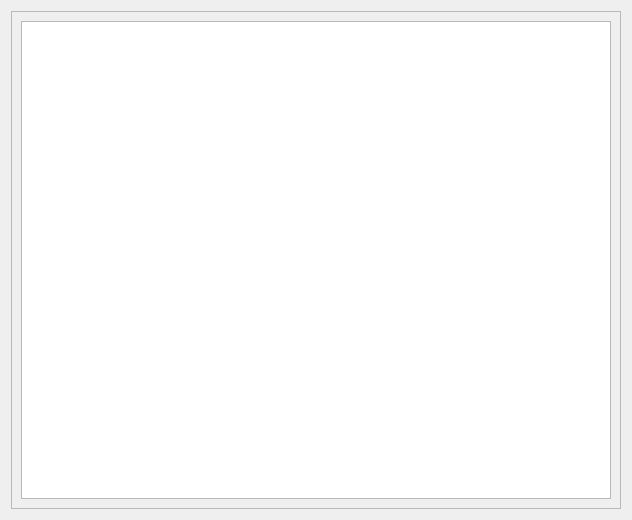
First picture: the form in vet/vetclient/src/ui/admin_pannel.ui, repository Painted-Black/BMSTU-DB-CourseWork, before the edit.
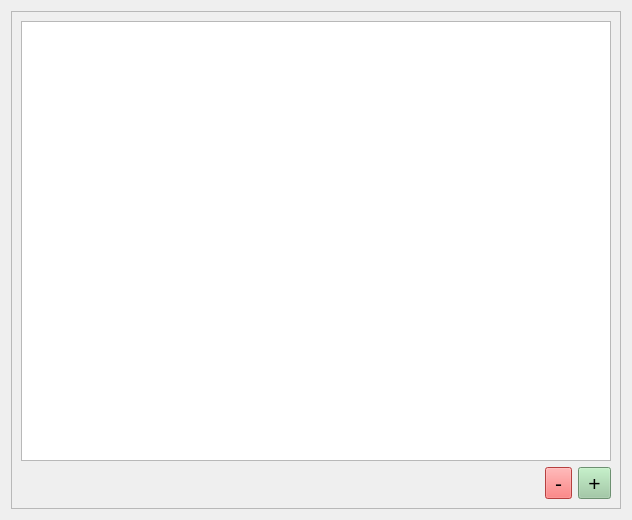
Second picture: the form after the edit.

```diff
--- a/vet/vetclient/src/ui/admin_pannel.ui
+++ b/vet/vetclient/src/ui/admin_pannel.ui
@@ -13,8 +13,8 @@
   <property name="windowTitle">
    <string>Form</string>
   </property>
-  <layout class="QHBoxLayout" name="horizontalLayout">
-   <item>
+  <layout class="QGridLayout" name="gridLayout">
+   <item row="0" column="0">
     <widget class="QScrollArea" name="scrollArea">
      <property name="widgetResizable">
       <bool>true</bool>
@@ -42,6 +42,931 @@
          </property>
         </widget>
        </item>
+       <item>
+        <layout class="QHBoxLayout" name="horizontalLayout_2">
+         <item>
+          <spacer name="horizontalSpacer">
+           <property name="orientation">
+            <enum>Qt::Horizontal</enum>
+           </property>
+           <property name="sizeHint" stdset="0">
+            <size>
+             <width>40</width>
+             <height>20</height>
+            </size>
+           </property>
+          </spacer>
+         </item>
+         <item>
+          <widget class="QToolButton" name="delete_toolButton">
+           <property name="palette">
+            <palette>
+             <active>
+              <colorrole role="WindowText">
+               <brush brushstyle="SolidPattern">
+                <color alpha="255">
+                 <red>0</red>
+                 <green>0</green>
+                 <blue>0</blue>
+                </color>
+               </brush>
+              </colorrole>
+              <colorrole role="Button">
+               <brush brushstyle="SolidPattern">
+                <color alpha="255">
+                 <red>255</red>
+                 <green>88</green>
+                 <blue>88</blue>
+                </color>
+               </brush>
+              </colorrole>
+              <colorrole role="Light">
+               <brush brushstyle="SolidPattern">
+                <color alpha="255">
+                 <red>255</red>
+                 <green>216</green>
+                 <blue>216</blue>
+                </color>
+               </brush>
+              </colorrole>
+              <colorrole role="Midlight">
+               <brush brushstyle="SolidPattern">
+                <color alpha="255">
+                 <red>255</red>
+                 <green>152</green>
+                 <blue>152</blue>
+                </color>
+               </brush>
+              </colorrole>
+              <colorrole role="Dark">
+               <brush brushstyle="SolidPattern">
+                <color alpha="255">
+                 <red>127</red>
+                 <green>44</green>
+                 <blue>44</blue>
+                </color>
+               </brush>
+              </colorrole>
+              <colorrole role="Mid">
+               <brush brushstyle="SolidPattern">
+                <color alpha="255">
+                 <red>170</red>
+                 <green>58</green>
+                 <blue>58</blue>
+                </color>
+               </brush>
+              </colorrole>
+              <colorrole role="Text">
+               <brush brushstyle="SolidPattern">
+                <color alpha="255">
+                 <red>0</red>
+                 <green>0</green>
+                 <blue>0</blue>
+                </color>
+               </brush>
+              </colorrole>
+              <colorrole role="BrightText">
+               <brush brushstyle="SolidPattern">
+                <color alpha="255">
+                 <red>255</red>
+                 <green>255</green>
+                 <blue>255</blue>
+                </color>
+               </brush>
+              </colorrole>
+              <colorrole role="ButtonText">
+               <brush brushstyle="SolidPattern">
+                <color alpha="255">
+                 <red>0</red>
+                 <green>0</green>
+                 <blue>0</blue>
+                </color>
+               </brush>
+              </colorrole>
+              <colorrole role="Base">
+               <brush brushstyle="SolidPattern">
+                <color alpha="255">
+                 <red>255</red>
+                 <green>255</green>
+                 <blue>255</blue>
+                </color>
+               </brush>
+              </colorrole>
+              <colorrole role="Window">
+               <brush brushstyle="SolidPattern">
+                <color alpha="255">
+                 <red>255</red>
+                 <green>88</green>
+                 <blue>88</blue>
+                </color>
+               </brush>
+              </colorrole>
+              <colorrole role="Shadow">
+               <brush brushstyle="SolidPattern">
+                <color alpha="255">
+                 <red>0</red>
+                 <green>0</green>
+                 <blue>0</blue>
+                </color>
+               </brush>
+              </colorrole>
+              <colorrole role="AlternateBase">
+               <brush brushstyle="SolidPattern">
+                <color alpha="255">
+                 <red>255</red>
+                 <green>171</green>
+                 <blue>171</blue>
+                </color>
+               </brush>
+              </colorrole>
+              <colorrole role="ToolTipBase">
+               <brush brushstyle="SolidPattern">
+                <color alpha="255">
+                 <red>255</red>
+                 <green>255</green>
+                 <blue>220</blue>
+                </color>
+               </brush>
+              </colorrole>
+              <colorrole role="ToolTipText">
+               <brush brushstyle="SolidPattern">
+                <color alpha="255">
+                 <red>0</red>
+                 <green>0</green>
+                 <blue>0</blue>
+                </color>
+               </brush>
+              </colorrole>
+              <colorrole role="PlaceholderText">
+               <brush brushstyle="SolidPattern">
+                <color alpha="128">
+                 <red>0</red>
+                 <green>0</green>
+                 <blue>0</blue>
+                </color>
+               </brush>
+              </colorrole>
+             </active>
+             <inactive>
+              <colorrole role="WindowText">
+               <brush brushstyle="SolidPattern">
+                <color alpha="255">
+                 <red>0</red>
+                 <green>0</green>
+                 <blue>0</blue>
+                </color>
+               </brush>
+              </colorrole>
+              <colorrole role="Button">
+               <brush brushstyle="SolidPattern">
+                <color alpha="255">
+                 <red>255</red>
+                 <green>88</green>
+                 <blue>88</blue>
+                </color>
+               </brush>
+              </colorrole>
+              <colorrole role="Light">
+               <brush brushstyle="SolidPattern">
+                <color alpha="255">
+                 <red>255</red>
+                 <green>216</green>
+                 <blue>216</blue>
+                </color>
+               </brush>
+              </colorrole>
+              <colorrole role="Midlight">
+               <brush brushstyle="SolidPattern">
+                <color alpha="255">
+                 <red>255</red>
+                 <green>152</green>
+                 <blue>152</blue>
+                </color>
+               </brush>
+              </colorrole>
+              <colorrole role="Dark">
+               <brush brushstyle="SolidPattern">
+                <color alpha="255">
+                 <red>127</red>
+                 <green>44</green>
+                 <blue>44</blue>
+                </color>
+               </brush>
+              </colorrole>
+              <colorrole role="Mid">
+               <brush brushstyle="SolidPattern">
+                <color alpha="255">
+                 <red>170</red>
+                 <green>58</green>
+                 <blue>58</blue>
+                </color>
+               </brush>
+              </colorrole>
+              <colorrole role="Text">
+               <brush brushstyle="SolidPattern">
+                <color alpha="255">
+                 <red>0</red>
+                 <green>0</green>
+                 <blue>0</blue>
+                </color>
+               </brush>
+              </colorrole>
+              <colorrole role="BrightText">
+               <brush brushstyle="SolidPattern">
+                <color alpha="255">
+                 <red>255</red>
+                 <green>255</green>
+                 <blue>255</blue>
+                </color>
+               </brush>
+              </colorrole>
+              <colorrole role="ButtonText">
+               <brush brushstyle="SolidPattern">
+                <color alpha="255">
+                 <red>0</red>
+                 <green>0</green>
+                 <blue>0</blue>
+                </color>
+               </brush>
+              </colorrole>
+              <colorrole role="Base">
+               <brush brushstyle="SolidPattern">
+                <color alpha="255">
+                 <red>255</red>
+                 <green>255</green>
+                 <blue>255</blue>
+                </color>
+               </brush>
+              </colorrole>
+              <colorrole role="Window">
+               <brush brushstyle="SolidPattern">
+                <color alpha="255">
+                 <red>255</red>
+                 <green>88</green>
+                 <blue>88</blue>
+                </color>
+               </brush>
+              </colorrole>
+              <colorrole role="Shadow">
+               <brush brushstyle="SolidPattern">
+                <color alpha="255">
+                 <red>0</red>
+                 <green>0</green>
+                 <blue>0</blue>
+                </color>
+               </brush>
+              </colorrole>
+              <colorrole role="AlternateBase">
+               <brush brushstyle="SolidPattern">
+                <color alpha="255">
+                 <red>255</red>
+                 <green>171</green>
+                 <blue>171</blue>
+                </color>
+               </brush>
+              </colorrole>
+              <colorrole role="ToolTipBase">
+               <brush brushstyle="SolidPattern">
+                <color alpha="255">
+                 <red>255</red>
+                 <green>255</green>
+                 <blue>220</blue>
+                </color>
+               </brush>
+              </colorrole>
+              <colorrole role="ToolTipText">
+               <brush brushstyle="SolidPattern">
+                <color alpha="255">
+                 <red>0</red>
+                 <green>0</green>
+                 <blue>0</blue>
+                </color>
+               </brush>
+              </colorrole>
+              <colorrole role="PlaceholderText">
+               <brush brushstyle="SolidPattern">
+                <color alpha="128">
+                 <red>0</red>
+                 <green>0</green>
+                 <blue>0</blue>
+                </color>
+               </brush>
+              </colorrole>
+             </inactive>
+             <disabled>
+              <colorrole role="WindowText">
+               <brush brushstyle="SolidPattern">
+                <color alpha="255">
+                 <red>127</red>
+                 <green>44</green>
+                 <blue>44</blue>
+                </color>
+               </brush>
+              </colorrole>
+              <colorrole role="Button">
+               <brush brushstyle="SolidPattern">
+                <color alpha="255">
+                 <red>255</red>
+                 <green>88</green>
+                 <blue>88</blue>
+                </color>
+               </brush>
+              </colorrole>
+              <colorrole role="Light">
+               <brush brushstyle="SolidPattern">
+                <color alpha="255">
+                 <red>255</red>
+                 <green>216</green>
+                 <blue>216</blue>
+                </color>
+               </brush>
+              </colorrole>
+              <colorrole role="Midlight">
+               <brush brushstyle="SolidPattern">
+                <color alpha="255">
+                 <red>255</red>
+                 <green>152</green>
+                 <blue>152</blue>
+                </color>
+               </brush>
+              </colorrole>
+              <colorrole role="Dark">
+               <brush brushstyle="SolidPattern">
+                <color alpha="255">
+                 <red>127</red>
+                 <green>44</green>
+                 <blue>44</blue>
+                </color>
+               </brush>
+              </colorrole>
+              <colorrole role="Mid">
+               <brush brushstyle="SolidPattern">
+                <color alpha="255">
+                 <red>170</red>
+                 <green>58</green>
+                 <blue>58</blue>
+                </color>
+               </brush>
+              </colorrole>
+              <colorrole role="Text">
+               <brush brushstyle="SolidPattern">
+                <color alpha="255">
+                 <red>127</red>
+                 <green>44</green>
+                 <blue>44</blue>
+                </color>
+               </brush>
+              </colorrole>
+              <colorrole role="BrightText">
+               <brush brushstyle="SolidPattern">
+                <color alpha="255">
+                 <red>255</red>
+                 <green>255</green>
+                 <blue>255</blue>
+                </color>
+               </brush>
+              </colorrole>
+              <colorrole role="ButtonText">
+               <brush brushstyle="SolidPattern">
+                <color alpha="255">
+                 <red>127</red>
+                 <green>44</green>
+                 <blue>44</blue>
+                </color>
+               </brush>
+              </colorrole>
+              <colorrole role="Base">
+               <brush brushstyle="SolidPattern">
+                <color alpha="255">
+                 <red>255</red>
+                 <green>88</green>
+                 <blue>88</blue>
+                </color>
+               </brush>
+              </colorrole>
+              <colorrole role="Window">
+               <brush brushstyle="SolidPattern">
+                <color alpha="255">
+                 <red>255</red>
+                 <green>88</green>
+                 <blue>88</blue>
+                </color>
+               </brush>
+              </colorrole>
+              <colorrole role="Shadow">
+               <brush brushstyle="SolidPattern">
+                <color alpha="255">
+                 <red>0</red>
+                 <green>0</green>
+                 <blue>0</blue>
+                </color>
+               </brush>
+              </colorrole>
+              <colorrole role="AlternateBase">
+               <brush brushstyle="SolidPattern">
+                <color alpha="255">
+                 <red>255</red>
+                 <green>88</green>
+                 <blue>88</blue>
+                </color>
+               </brush>
+              </colorrole>
+              <colorrole role="ToolTipBase">
+               <brush brushstyle="SolidPattern">
+                <color alpha="255">
+                 <red>255</red>
+                 <green>255</green>
+                 <blue>220</blue>
+                </color>
+               </brush>
+              </colorrole>
+              <colorrole role="ToolTipText">
+               <brush brushstyle="SolidPattern">
+                <color alpha="255">
+                 <red>0</red>
+                 <green>0</green>
+                 <blue>0</blue>
+                </color>
+               </brush>
+              </colorrole>
+              <colorrole role="PlaceholderText">
+               <brush brushstyle="SolidPattern">
+                <color alpha="128">
+                 <red>0</red>
+                 <green>0</green>
+                 <blue>0</blue>
+                </color>
+               </brush>
+              </colorrole>
+             </disabled>
+            </palette>
+           </property>
+           <property name="font">
+            <font>
+             <pointsize>16</pointsize>
+            </font>
+           </property>
+           <property name="text">
+            <string>-</string>
+           </property>
+          </widget>
+         </item>
+         <item>
+          <widget class="QToolButton" name="add_toolButton">
+           <property name="palette">
+            <palette>
+             <active>
+              <colorrole role="WindowText">
+               <brush brushstyle="SolidPattern">
+                <color alpha="255">
+                 <red>0</red>
+                 <green>0</green>
+                 <blue>0</blue>
+                </color>
+               </brush>
+              </colorrole>
+              <colorrole role="Button">
+               <brush brushstyle="SolidPattern">
+                <color alpha="255">
+                 <red>153</red>
+                 <green>201</green>
+                 <blue>158</blue>
+                </color>
+               </brush>
+              </colorrole>
+              <colorrole role="Light">
+               <brush brushstyle="SolidPattern">
+                <color alpha="255">
+                 <red>241</red>
+                 <green>255</green>
+                 <blue>243</blue>
+                </color>
+               </brush>
+              </colorrole>
+              <colorrole role="Midlight">
+               <brush brushstyle="SolidPattern">
+                <color alpha="255">
+                 <red>197</red>
+                 <green>228</green>
+                 <blue>200</blue>
+                </color>
+               </brush>
+              </colorrole>
+              <colorrole role="Dark">
+               <brush brushstyle="SolidPattern">
+                <color alpha="255">
+                 <red>76</red>
+                 <green>100</green>
+                 <blue>79</blue>
+                </color>
+               </brush>
+              </colorrole>
+              <colorrole role="Mid">
+               <brush brushstyle="SolidPattern">
+                <color alpha="255">
+                 <red>102</red>
+                 <green>134</green>
+                 <blue>105</blue>
+                </color>
+               </brush>
+              </colorrole>
+              <colorrole role="Text">
+               <brush brushstyle="SolidPattern">
+                <color alpha="255">
+                 <red>0</red>
+                 <green>0</green>
+                 <blue>0</blue>
+                </color>
+               </brush>
+              </colorrole>
+              <colorrole role="BrightText">
+               <brush brushstyle="SolidPattern">
+                <color alpha="255">
+                 <red>255</red>
+                 <green>255</green>
+                 <blue>255</blue>
+                </color>
+               </brush>
+              </colorrole>
+              <colorrole role="ButtonText">
+               <brush brushstyle="SolidPattern">
+                <color alpha="255">
+                 <red>0</red>
+                 <green>0</green>
+                 <blue>0</blue>
+                </color>
+               </brush>
+              </colorrole>
+              <colorrole role="Base">
+               <brush brushstyle="SolidPattern">
+                <color alpha="255">
+                 <red>255</red>
+                 <green>255</green>
+                 <blue>255</blue>
+                </color>
+               </brush>
+              </colorrole>
+              <colorrole role="Window">
+               <brush brushstyle="SolidPattern">
+                <color alpha="255">
+                 <red>153</red>
+                 <green>201</green>
+                 <blue>158</blue>
+                </color>
+               </brush>
+              </colorrole>
+              <colorrole role="Shadow">
+               <brush brushstyle="SolidPattern">
+                <color alpha="255">
+                 <red>0</red>
+                 <green>0</green>
+                 <blue>0</blue>
+                </color>
+               </brush>
+              </colorrole>
+              <colorrole role="AlternateBase">
+               <brush brushstyle="SolidPattern">
+                <color alpha="255">
+                 <red>204</red>
+                 <green>228</green>
+                 <blue>206</blue>
+                </color>
+               </brush>
+              </colorrole>
+              <colorrole role="ToolTipBase">
+               <brush brushstyle="SolidPattern">
+                <color alpha="255">
+                 <red>255</red>
+                 <green>255</green>
+                 <blue>220</blue>
+                </color>
+               </brush>
+              </colorrole>
+              <colorrole role="ToolTipText">
+               <brush brushstyle="SolidPattern">
+                <color alpha="255">
+                 <red>0</red>
+                 <green>0</green>
+                 <blue>0</blue>
+                </color>
+               </brush>
+              </colorrole>
+              <colorrole role="PlaceholderText">
+               <brush brushstyle="SolidPattern">
+                <color alpha="128">
+                 <red>0</red>
+                 <green>0</green>
+                 <blue>0</blue>
+                </color>
+               </brush>
+              </colorrole>
+             </active>
+             <inactive>
+              <colorrole role="WindowText">
+               <brush brushstyle="SolidPattern">
+                <color alpha="255">
+                 <red>0</red>
+                 <green>0</green>
+                 <blue>0</blue>
+                </color>
+               </brush>
+              </colorrole>
+              <colorrole role="Button">
+               <brush brushstyle="SolidPattern">
+                <color alpha="255">
+                 <red>153</red>
+                 <green>201</green>
+                 <blue>158</blue>
+                </color>
+               </brush>
+              </colorrole>
+              <colorrole role="Light">
+               <brush brushstyle="SolidPattern">
+                <color alpha="255">
+                 <red>241</red>
+                 <green>255</green>
+                 <blue>243</blue>
+                </color>
+               </brush>
+              </colorrole>
+              <colorrole role="Midlight">
+               <brush brushstyle="SolidPattern">
+                <color alpha="255">
+                 <red>197</red>
+                 <green>228</green>
+                 <blue>200</blue>
+                </color>
+               </brush>
+              </colorrole>
+              <colorrole role="Dark">
+               <brush brushstyle="SolidPattern">
+                <color alpha="255">
+                 <red>76</red>
+                 <green>100</green>
+                 <blue>79</blue>
+                </color>
+               </brush>
+              </colorrole>
+              <colorrole role="Mid">
+               <brush brushstyle="SolidPattern">
+                <color alpha="255">
+                 <red>102</red>
+                 <green>134</green>
+                 <blue>105</blue>
+                </color>
+               </brush>
+              </colorrole>
+              <colorrole role="Text">
+               <brush brushstyle="SolidPattern">
+                <color alpha="255">
+                 <red>0</red>
+                 <green>0</green>
+                 <blue>0</blue>
+                </color>
+               </brush>
+              </colorrole>
+              <colorrole role="BrightText">
+               <brush brushstyle="SolidPattern">
+                <color alpha="255">
+                 <red>255</red>
+                 <green>255</green>
+                 <blue>255</blue>
+                </color>
+               </brush>
+              </colorrole>
+              <colorrole role="ButtonText">
+               <brush brushstyle="SolidPattern">
+                <color alpha="255">
+                 <red>0</red>
+                 <green>0</green>
+                 <blue>0</blue>
+                </color>
+               </brush>
+              </colorrole>
+              <colorrole role="Base">
+               <brush brushstyle="SolidPattern">
+                <color alpha="255">
+                 <red>255</red>
+                 <green>255</green>
+                 <blue>255</blue>
+                </color>
+               </brush>
+              </colorrole>
+              <colorrole role="Window">
+               <brush brushstyle="SolidPattern">
+                <color alpha="255">
+                 <red>153</red>
+                 <green>201</green>
+                 <blue>158</blue>
+                </color>
+               </brush>
+              </colorrole>
+              <colorrole role="Shadow">
+               <brush brushstyle="SolidPattern">
+                <color alpha="255">
+                 <red>0</red>
+                 <green>0</green>
+                 <blue>0</blue>
+                </color>
+               </brush>
+              </colorrole>
+              <colorrole role="AlternateBase">
+               <brush brushstyle="SolidPattern">
+                <color alpha="255">
+                 <red>204</red>
+                 <green>228</green>
+                 <blue>206</blue>
+                </color>
+               </brush>
+              </colorrole>
+              <colorrole role="ToolTipBase">
+               <brush brushstyle="SolidPattern">
+                <color alpha="255">
+                 <red>255</red>
+                 <green>255</green>
+                 <blue>220</blue>
+                </color>
+               </brush>
+              </colorrole>
+              <colorrole role="ToolTipText">
+               <brush brushstyle="SolidPattern">
+                <color alpha="255">
+                 <red>0</red>
+                 <green>0</green>
+                 <blue>0</blue>
+                </color>
+               </brush>
+              </colorrole>
+              <colorrole role="PlaceholderText">
+               <brush brushstyle="SolidPattern">
+                <color alpha="128">
+                 <red>0</red>
+                 <green>0</green>
+                 <blue>0</blue>
+                </color>
+               </brush>
+              </colorrole>
+             </inactive>
+             <disabled>
+              <colorrole role="WindowText">
+               <brush brushstyle="SolidPattern">
+                <color alpha="255">
+                 <red>76</red>
+                 <green>100</green>
+                 <blue>79</blue>
+                </color>
+               </brush>
+              </colorrole>
+              <colorrole role="Button">
+               <brush brushstyle="SolidPattern">
+                <color alpha="255">
+                 <red>153</red>
+                 <green>201</green>
+                 <blue>158</blue>
+                </color>
+               </brush>
+              </colorrole>
+              <colorrole role="Light">
+               <brush brushstyle="SolidPattern">
+                <color alpha="255">
+                 <red>241</red>
+                 <green>255</green>
+                 <blue>243</blue>
+                </color>
+               </brush>
+              </colorrole>
+              <colorrole role="Midlight">
+               <brush brushstyle="SolidPattern">
+                <color alpha="255">
+                 <red>197</red>
+                 <green>228</green>
+                 <blue>200</blue>
+                </color>
+               </brush>
+              </colorrole>
+              <colorrole role="Dark">
+               <brush brushstyle="SolidPattern">
+                <color alpha="255">
+                 <red>76</red>
+                 <green>100</green>
+                 <blue>79</blue>
+                </color>
+               </brush>
+              </colorrole>
+              <colorrole role="Mid">
+               <brush brushstyle="SolidPattern">
+                <color alpha="255">
+                 <red>102</red>
+                 <green>134</green>
+                 <blue>105</blue>
+                </color>
+               </brush>
+              </colorrole>
+              <colorrole role="Text">
+               <brush brushstyle="SolidPattern">
+                <color alpha="255">
+                 <red>76</red>
+                 <green>100</green>
+                 <blue>79</blue>
+                </color>
+               </brush>
+              </colorrole>
+              <colorrole role="BrightText">
+               <brush brushstyle="SolidPattern">
+                <color alpha="255">
+                 <red>255</red>
+                 <green>255</green>
+                 <blue>255</blue>
+                </color>
+               </brush>
+              </colorrole>
+              <colorrole role="ButtonText">
+               <brush brushstyle="SolidPattern">
+                <color alpha="255">
+                 <red>76</red>
+                 <green>100</green>
+                 <blue>79</blue>
+                </color>
+               </brush>
+              </colorrole>
+              <colorrole role="Base">
+               <brush brushstyle="SolidPattern">
+                <color alpha="255">
+                 <red>153</red>
+                 <green>201</green>
+                 <blue>158</blue>
+                </color>
+               </brush>
+              </colorrole>
+              <colorrole role="Window">
+               <brush brushstyle="SolidPattern">
+                <color alpha="255">
+                 <red>153</red>
+                 <green>201</green>
+                 <blue>158</blue>
+                </color>
+               </brush>
+              </colorrole>
+              <colorrole role="Shadow">
+               <brush brushstyle="SolidPattern">
+                <color alpha="255">
+                 <red>0</red>
+                 <green>0</green>
+                 <blue>0</blue>
+                </color>
+               </brush>
+              </colorrole>
+              <colorrole role="AlternateBase">
+               <brush brushstyle="SolidPattern">
+                <color alpha="255">
+                 <red>153</red>
+                 <green>201</green>
+                 <blue>158</blue>
+                </color>
+               </brush>
+              </colorrole>
+              <colorrole role="ToolTipBase">
+               <brush brushstyle="SolidPattern">
+                <color alpha="255">
+                 <red>255</red>
+                 <green>255</green>
+                 <blue>220</blue>
+                </color>
+               </brush>
+              </colorrole>
+              <colorrole role="ToolTipText">
+               <brush brushstyle="SolidPattern">
+                <color alpha="255">
+                 <red>0</red>
+                 <green>0</green>
+                 <blue>0</blue>
+                </color>
+               </brush>
+              </colorrole>
+              <colorrole role="PlaceholderText">
+               <brush brushstyle="SolidPattern">
+                <color alpha="128">
+                 <red>0</red>
+                 <green>0</green>
+                 <blue>0</blue>
+                </color>
+               </brush>
+              </colorrole>
+             </disabled>
+            </palette>
+           </property>
+           <property name="font">
+            <font>
+             <pointsize>16</pointsize>
+            </font>
+           </property>
+           <property name="text">
+            <string>+</string>
+           </property>
+          </widget>
+         </item>
+        </layout>
+       </item>
       </layout>
      </widget>
     </widget>
```
